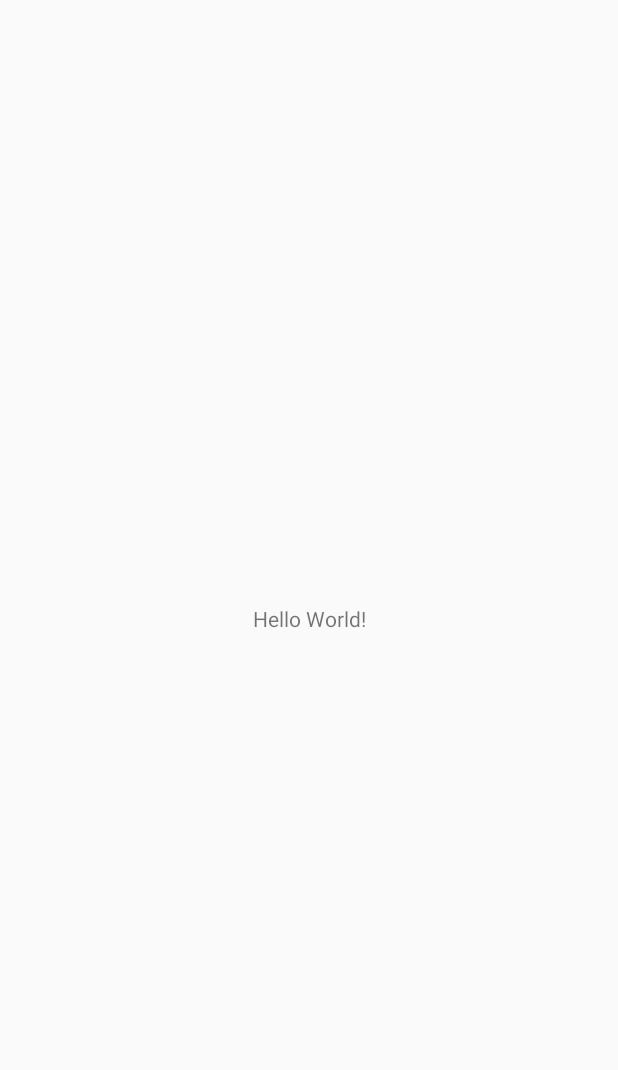
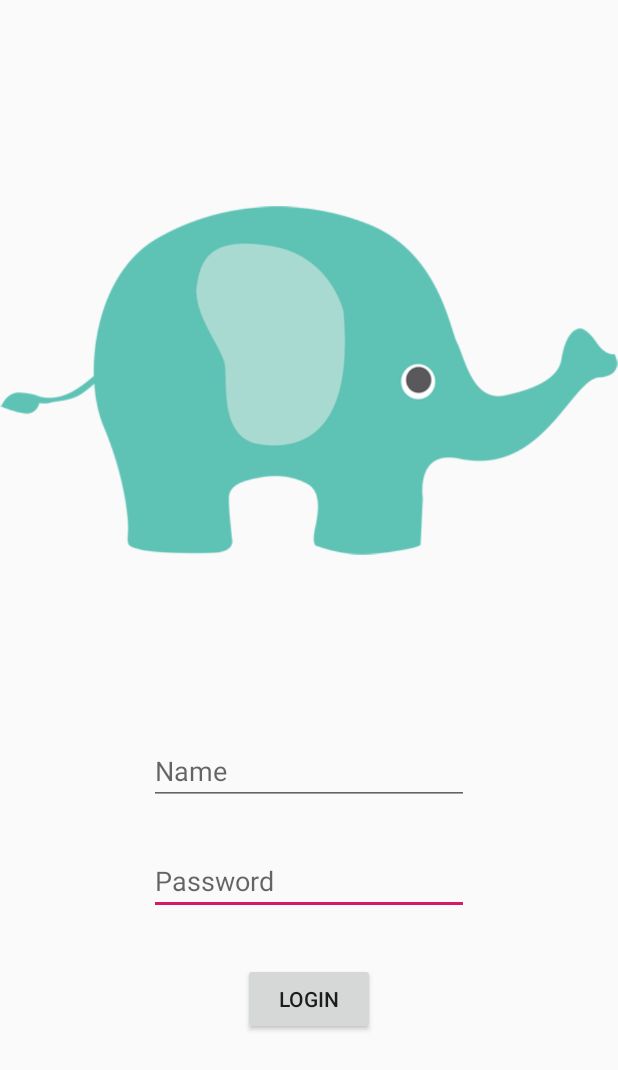
Before and after one commit to hanaml0868/AnimalApp5, an Android app: the MainActivity screen opened directly, with no data from a screen before it, on a phone screen of 412 x 824 dp. Before the commit the part shown is almost empty. Shown: the top 1070 px of the screen. Run offline under Robolectric (Android 15) with nearby library versions, the phone set to English and light mode, and no system bars.

Commit message:
Animal app Finish

```diff
--- a/app/src/main/java/sdu/cs/eakkapod/animalapp/GameActivity.java
+++ b/app/src/main/java/sdu/cs/eakkapod/animalapp/GameActivity.java
@@ -27,6 +27,7 @@ public class GameActivity extends AppCompatActivity {
     ArrayList<Integer> qid = new ArrayList<>();//ตัวแปล Random โจทย์
     String answer;//ตัวแปลเก็บคำตอบ
     int score = 0;//ตัวแปลเก็บคะแนน
+    String nameString; //รับค่า usrename เข้า ;login
 
 
     @Override
@@ -244,6 +245,7 @@ public class GameActivity extends AppCompatActivity {
 
         if (qid.isEmpty()) {//ถ้าทำครบทุกข้อ
             Toast.makeText(getApplicationContext(), "คุณได้" + score + "คะแนน", Toast.LENGTH_SHORT).show();
+            nameString = getIntent().getStringExtra("name");
             dialogboxScore();
         } else {//ถ้ายังทำไม่ครบทั้ง 10 ข้อ ให้ทำต่่อ
             setQeustion(qid.remove(0));
@@ -256,7 +258,7 @@ public class GameActivity extends AppCompatActivity {
     private void dialogboxScore() {//แสดงคะแนนในรูป dialogbox
         AlertDialog.Builder builder = new AlertDialog.Builder(this);
         builder.setTitle("สรุปคะแนน");
-        builder.setMessage("คุณได้ " + score + " คะแนน")
+        builder.setMessage(nameString + "ไค้ " + score + " คะแนน")
             .setCancelable(false)
             .setPositiveButton("เล่นอีกครั้ง", new DialogInterface.OnClickListener() {
                 @Override
--- a/app/src/main/java/sdu/cs/eakkapod/animalapp/MainActivity.java
+++ b/app/src/main/java/sdu/cs/eakkapod/animalapp/MainActivity.java
@@ -1,13 +1,50 @@
 package sdu.cs.eakkapod.animalapp;
 
+import android.content.Intent;
 import android.support.v7.app.AppCompatActivity;
 import android.os.Bundle;
+import android.view.View;
+import android.widget.Button;
+import android.widget.EditText;
+import android.widget.Toast;
 
 public class MainActivity extends AppCompatActivity {
-
+    //Explicit
+    EditText userEditText,passEditText;
+    Button loginButton;
+    String  userString , passString;
     @Override
     protected void onCreate(Bundle savedInstanceState) {
         super.onCreate(savedInstanceState);
         setContentView(R.layout.activity_main);
-    }
-}
+
+        //ดูตัวแปล
+        userEditText = findViewById(R.id.edtUsername);
+        passEditText = findViewById(R.id.edtPassword);
+        loginButton = findViewById(R.id.btnLogin);
+
+        loginButton.setOnClickListener(new View.OnClickListener() {
+            @Override
+            public void onClick(View v) {
+
+                //ขั้ค่า
+                userString = userEditText.getText().toString().trim();
+                passString = passEditText.getText().toString().trim();
+                //Check ค่าว่าง
+                if (userString.length() == 0 || (passString.length() ==0 )) {
+                    Toast.makeText(getApplicationContext(), "ใส่ให้ครับทุกช่องครับ", Toast.LENGTH_SHORT).show();
+                }else if
+                    (userString.equals("admin")&& (passString.equals("1234"))){
+                    Toast.makeText(getApplicationContext(),"เข้าาสู่ระบบ",Toast.LENGTH_SHORT).show();
+                    Intent intent = new Intent(MainActivity.this,GameActivity.class);
+                    intent.putExtra("name",userString);
+                    startActivity(intent);
+                }else {
+                    Toast.makeText(getApplicationContext(),"กรอกข้อมูลให้ถูกต้อง",Toast.LENGTH_SHORT).show();
+                }
+
+
+            }
+        });
+    }//end OnCreate
+}//end class
--- a/app/src/main/res/layout/activity_main.xml
+++ b/app/src/main/res/layout/activity_main.xml
@@ -6,13 +6,64 @@
     android:layout_height="match_parent"
     tools:context=".MainActivity">
 
-    <TextView
+    <ImageView
+        android:id="@+id/imageView"
         android:layout_width="wrap_content"
         android:layout_height="wrap_content"
-        android:text="Hello World!"
-        app:layout_constraintBottom_toBottomOf="parent"
-        app:layout_constraintLeft_toLeftOf="parent"
-        app:layout_constraintRight_toRightOf="parent"
-        app:layout_constraintTop_toTopOf="parent" />
+        android:layout_marginStart="8dp"
+        android:layout_marginLeft="8dp"
+        android:layout_marginTop="84dp"
+        android:layout_marginEnd="8dp"
+        android:layout_marginRight="8dp"
+        app:layout_constraintEnd_toEndOf="parent"
+        app:layout_constraintStart_toStartOf="parent"
+        app:layout_constraintTop_toTopOf="parent"
+        app:srcCompat="@drawable/icon" />
+
+    <EditText
+        android:id="@+id/edtPassword"
+        android:layout_width="wrap_content"
+        android:layout_height="wrap_content"
+        android:layout_marginStart="8dp"
+        android:layout_marginLeft="8dp"
+        android:layout_marginTop="28dp"
+        android:layout_marginEnd="8dp"
+        android:layout_marginRight="8dp"
+        android:ems="10"
+        android:hint="Password"
+        android:inputType="textPassword"
+        app:layout_constraintEnd_toEndOf="parent"
+        app:layout_constraintStart_toStartOf="parent"
+        app:layout_constraintTop_toBottomOf="@+id/edtUsername" />
+
+    <EditText
+        android:id="@+id/edtUsername"
+        android:layout_width="wrap_content"
+        android:layout_height="wrap_content"
+        android:layout_marginStart="8dp"
+        android:layout_marginLeft="8dp"
+        android:layout_marginTop="68dp"
+        android:layout_marginEnd="8dp"
+        android:layout_marginRight="8dp"
+        android:ems="10"
+        android:hint="Name"
+        android:inputType="textPersonName"
+        app:layout_constraintEnd_toEndOf="parent"
+        app:layout_constraintStart_toStartOf="parent"
+        app:layout_constraintTop_toBottomOf="@+id/imageView" />
+
+    <Button
+        android:id="@+id/btnLogin"
+        android:layout_width="wrap_content"
+        android:layout_height="wrap_content"
+        android:layout_marginStart="8dp"
+        android:layout_marginLeft="8dp"
+        android:layout_marginTop="32dp"
+        android:layout_marginEnd="8dp"
+        android:layout_marginRight="8dp"
+        android:text="Login"
+        app:layout_constraintEnd_toEndOf="parent"
+        app:layout_constraintStart_toStartOf="parent"
+        app:layout_constraintTop_toBottomOf="@+id/edtPassword" />
 
 </android.support.constraint.ConstraintLayout>
```
